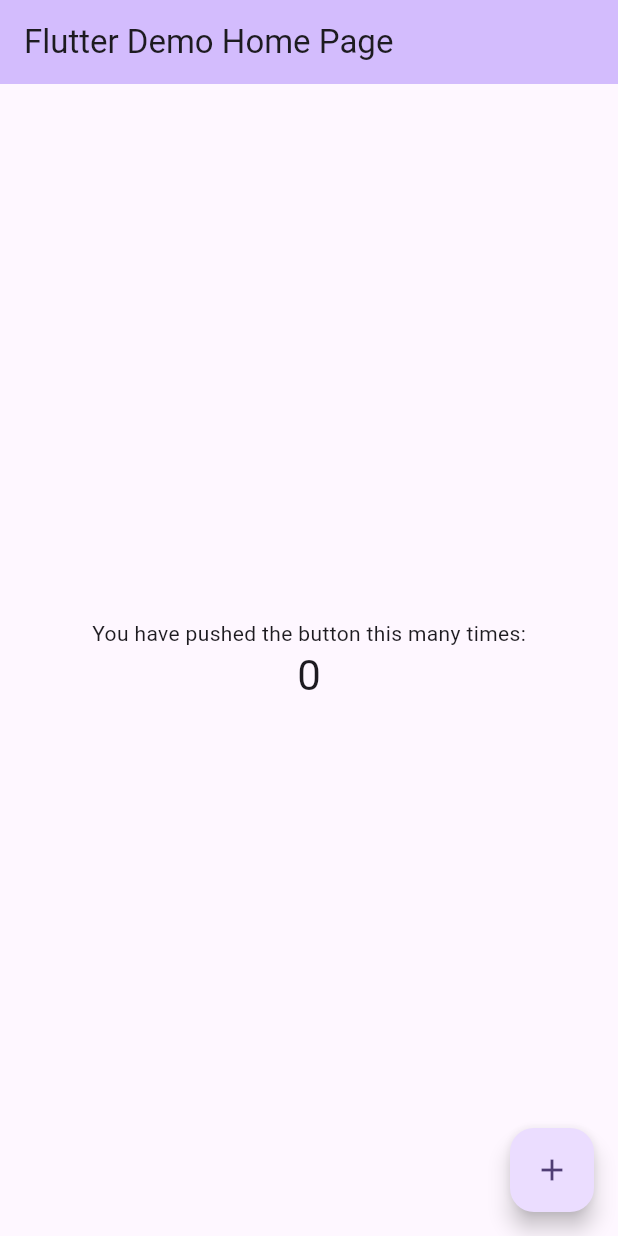
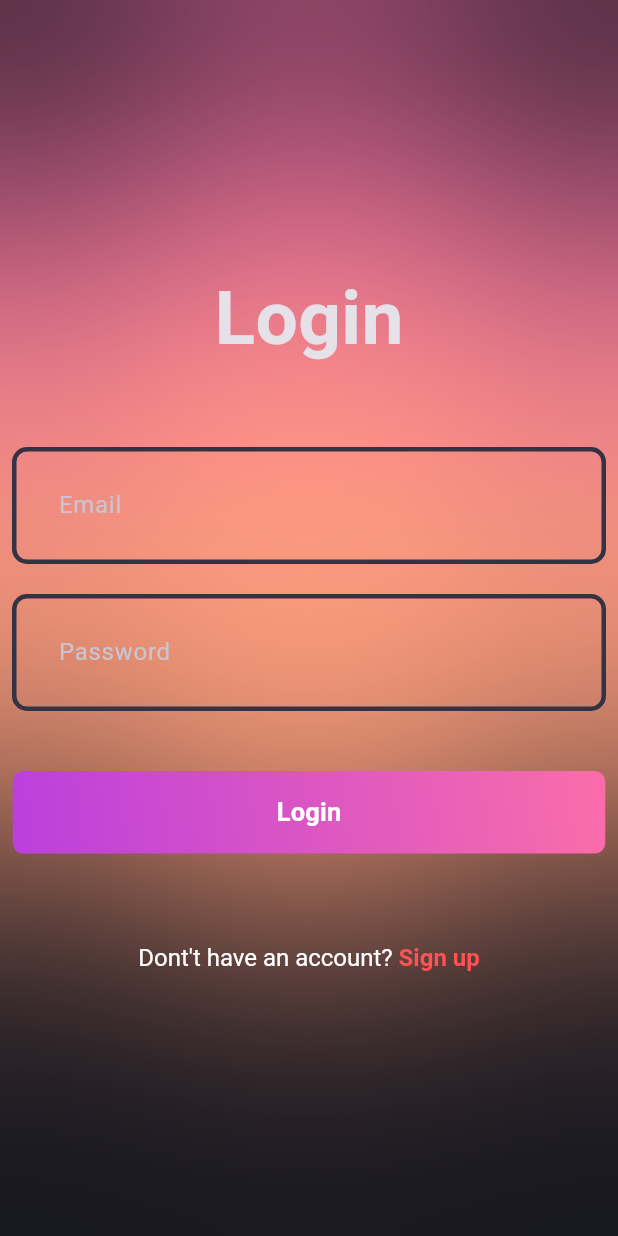
Before and after one commit to Arjun6112/articles_app, a Flutter app: the screen it shows after launch, on a phone screen of 412 x 824 dp. Run offline on Flutter 3.47's test engine with Material 3 defaults, Android fonts, the phone set to English and light mode, and no system bars; our stand-ins replace flutter_bloc, fpdart, supabase_flutter; accounts and stored records are empty.

Commit message:
Login Works. Now working on dependency injection

```diff
--- /dev/null
+++ b/lib/core/error/exceptions.dart
@@ -0,0 +1,5 @@
+class ServerException implements Exception {
+  final String message;
+
+  ServerException({this.message = 'Server Error'});
+}
--- /dev/null
+++ b/lib/core/error/failures.dart
@@ -0,0 +1,5 @@
+class Failure {
+  final String message;
+
+  Failure([this.message = "Error Occurred!"]);
+}
--- /dev/null
+++ b/lib/core/theme/app_pallete.dart
@@ -0,0 +1,13 @@
+import 'package:flutter/material.dart';
+
+class AppPallete {
+  static const Color backgroundColor = Color.fromRGBO(24, 24, 32, 1);
+  static const Color gradient1 = Color.fromRGBO(187, 63, 221, 1);
+  static const Color gradient2 = Color.fromRGBO(251, 109, 169, 1);
+  static const Color gradient3 = Color.fromRGBO(255, 159, 124, 1);
+  static const Color borderColor = Color.fromRGBO(52, 51, 67, 1);
+  static const Color whiteColor = Colors.white;
+  static const Color greyColor = Colors.grey;
+  static const Color errorColor = Colors.redAccent;
+  static const Color transparentColor = Colors.transparent;
+}
--- /dev/null
+++ b/lib/core/theme/blur_animated_background.dart
@@ -0,0 +1,53 @@
+import 'dart:ui';
+
+import 'package:articles_app/core/theme/app_pallete.dart';
+import 'package:flutter/material.dart';
+
+class BlurAnimationBG extends StatefulWidget {
+  const BlurAnimationBG({super.key});
+
+  @override
+  State<BlurAnimationBG> createState() => _BlurAnimationBGState();
+}
+
+class _BlurAnimationBGState extends State<BlurAnimationBG> {
+  @override
+  Widget build(BuildContext context) {
+    return Stack(children: [
+      Align(
+          alignment: Alignment.topRight,
+          child: colorBox(Colors.transparent, AppPallete.gradient2)),
+      Align(
+          alignment: Alignment.center,
+          child: colorBox(AppPallete.gradient2, AppPallete.gradient3)),
+      Align(
+          alignment: Alignment.bottomCenter,
+          child: colorBox(AppPallete.gradient3, Colors.transparent)),
+      BackdropFilter(
+          filter: ImageFilter.blur(sigmaX: 100, sigmaY: 100),
+          child: Container(color: Colors.transparent)),
+    ]);
+  }
+}
+
+Widget colorBox(Color color1, Color color2) {
+  return TweenAnimationBuilder(
+    tween: ColorTween(
+      begin: color1,
+      end: color2,
+    ),
+    duration: const Duration(seconds: 3),
+    builder: (context, color, child) {
+      return Stack(children: [
+        Container(
+          height: 500,
+          width: 500,
+          decoration: BoxDecoration(
+            shape: BoxShape.circle,
+            color: color,
+          ),
+        ),
+      ]);
+    },
+  );
+}
--- /dev/null
+++ b/lib/core/theme/theme.dart
@@ -0,0 +1,31 @@
+import 'package:articles_app/core/theme/app_pallete.dart';
+import 'package:flutter/material.dart';
+
+class AppTheme {
+  static _border([Color color = AppPallete.borderColor]) => OutlineInputBorder(
+        borderSide: BorderSide(
+          color: color,
+          width: 3,
+        ),
+        borderRadius: BorderRadius.circular(10),
+      );
+  static final darkThemeMode = ThemeData.dark().copyWith(
+    scaffoldBackgroundColor: AppPallete.backgroundColor,
+    appBarTheme: const AppBarTheme(
+      backgroundColor: AppPallete.backgroundColor,
+    ),
+    chipTheme: const ChipThemeData(
+      color: MaterialStatePropertyAll(
+        AppPallete.backgroundColor,
+      ),
+      side: BorderSide.none,
+    ),
+    inputDecorationTheme: InputDecorationTheme(
+      contentPadding: const EdgeInsets.all(27),
+      border: _border(),
+      enabledBorder: _border(),
+      focusedBorder: _border(AppPallete.gradient2),
+      errorBorder: _border(AppPallete.errorColor),
+    ),
+  );
+}
--- /dev/null
+++ b/lib/core/usecase/usecase.dart
@@ -0,0 +1,6 @@
+import 'package:articles_app/core/error/failures.dart';
+import 'package:fpdart/fpdart.dart';
+
+abstract interface class Usecase<SuccessType,Params> {
+  Future<Either<Failure, SuccessType>> call(Params params);
+}
--- /dev/null
+++ b/lib/features/auth/data/datasources/auth_remote_data_source.dart
@@ -0,0 +1,46 @@
+import 'package:articles_app/core/error/exceptions.dart';
+import 'package:supabase_flutter/supabase_flutter.dart';
+
+abstract interface class AuthRemoteDataSource {
+  Future<String> signUpwithEmailandPassword({
+    required String email,
+    required String password,
+    required String name,
+  });
+
+  Future<String> loginWithemailandPassword({
+    required String email,
+    required String password,
+  });
+}
+
+class AuthRemoteDataSourceImpl implements AuthRemoteDataSource {
+  final SupabaseClient supabaseClient;
+
+  AuthRemoteDataSourceImpl(this.supabaseClient);
+
+  @override
+  Future<String> loginWithemailandPassword(
+      {required String email, required String password}) {
+    throw UnimplementedError();
+  }
+
+  @override
+  Future<String> signUpwithEmailandPassword(
+      {required String email,
+      required String password,
+      required String name}) async {
+    try {
+      final response = await supabaseClient.auth
+          .signUp(email: email, password: password, data: {'name': name});
+
+      if (response.user == null) {
+        throw ServerException(message: "User not created");
+      }
+      return response.user!.id;
+    } catch (e) {
+      print(e.toString());
+      throw ServerException(message: e.toString());
+    }
+  }
+}
--- /dev/null
+++ b/lib/features/auth/domain/repository/auth_repository.dart
@@ -0,0 +1,15 @@
+import 'package:articles_app/core/error/failures.dart';
+import 'package:fpdart/fpdart.dart';
+
+abstract interface class AuthRepository {
+  Future<Either<Failure, String>> signUpwithEmailandPassword({
+    required String email,
+    required String password,
+    required String name,
+  });
+
+  Future<Either<Failure, String>> loginWithemailandPassword({
+    required String email,
+    required String password,
+  });
+}
--- /dev/null
+++ b/lib/features/auth/domain/usecases/user_signup.dart
@@ -0,0 +1,24 @@
+import 'package:fpdart/fpdart.dart';
+
+import 'package:articles_app/core/error/failures.dart';
+import 'package:articles_app/core/usecase/usecase.dart';
+import 'package:articles_app/features/auth/domain/repository/auth_repository.dart';
+
+class UserSignup implements Usecase<String, UserSignUpParams> {
+  final AuthRepository authRepository;
+  const UserSignup(this.authRepository);
+  @override
+  Future<Either<Failure, String>> call(UserSignUpParams params) async {
+    return await authRepository.signUpwithEmailandPassword(
+        email: params.email, password: params.password, name: params.name);
+  }
+}
+
+class UserSignUpParams {
+  final String email;
+  final String password;
+  final String name;
+
+  UserSignUpParams(
+      {required this.email, required this.password, required this.name});
+}
--- /dev/null
+++ b/lib/features/auth/presentation/bloc/auth_event.dart
@@ -0,0 +1,12 @@
+part of 'auth_bloc.dart';
+
+@immutable
+sealed class AuthEvent {}
+
+final class AuthSignup extends AuthEvent {
+  final String email;
+  final String password;
+  final String name;
+
+  AuthSignup({required this.email, required this.password, required this.name});
+}
--- /dev/null
+++ b/lib/features/auth/presentation/pages/login_page.dart
@@ -0,0 +1,82 @@
+import 'package:articles_app/core/theme/app_pallete.dart';
+import 'package:articles_app/core/theme/blur_animated_background.dart';
+import 'package:articles_app/features/auth/presentation/pages/signup_page.dart';
+import 'package:articles_app/features/auth/presentation/widgets/auth_field.dart';
+import 'package:articles_app/features/auth/presentation/widgets/auth_gradient_button.dart';
+import 'package:flutter/material.dart';
+
+class LoginPage extends StatefulWidget {
+  const LoginPage({super.key});
+
+  @override
+  State<LoginPage> createState() => _LoginPageState();
+}
+
+class _LoginPageState extends State<LoginPage> {
+  final TextEditingController _emailController = TextEditingController();
+  final TextEditingController _passwordController = TextEditingController();
+  final formKey = GlobalKey<FormState>();
+  @override
+  Widget build(BuildContext context) {
+    return Scaffold(
+      body: Stack(
+        children: [
+          const BlurAnimationBG(),
+          Padding(
+            padding: const EdgeInsets.all(8.0),
+            child: Form(
+              key: formKey,
+              child: Center(
+                child: SingleChildScrollView(
+                  scrollDirection: Axis.vertical,
+                  child: Column(
+                    mainAxisAlignment: MainAxisAlignment.center,
+                    children: [
+                      const Text(
+                        'Login',
+                        style: TextStyle(
+                            fontSize: 50, fontWeight: FontWeight.bold),
+                      ),
+                      const SizedBox(height: 50),
+                      AuthField(
+                        hintText: "Email",
+                        controller: _emailController,
+                      ),
+                      const SizedBox(height: 20),
+                      AuthField(
+                        hintText: "Password",
+                        controller: _passwordController,
+                        isObscureText: true,
+                      ),
+                      const SizedBox(height: 40),
+                      AuthGradientButton(buttonText: "Login", onPressed: () {}),
+                      const SizedBox(height: 60),
+                      GestureDetector(
+                        onTap: () =>
+                            Navigator.push(context, SignupPage.route()),
+                        child: RichText(
+                            text: const TextSpan(children: [
+                          TextSpan(
+                              text: "Dont't have an account? ",
+                              style: TextStyle(fontSize: 16)),
+                          TextSpan(
+                            text: "Sign up",
+                            style: TextStyle(
+                              fontSize: 16,
+                              color: AppPallete.errorColor,
+                              fontWeight: FontWeight.bold,
+                            ),
+                          )
+                        ])),
+                      )
+                    ],
+                  ),
+                ),
+              ),
+            ),
+          ),
+        ],
+      ),
+    );
+  }
+}
--- /dev/null
+++ b/lib/features/auth/presentation/widgets/auth_field.dart
@@ -0,0 +1,30 @@
+import 'package:flutter/material.dart';
+
+class AuthField extends StatelessWidget {
+  final String hintText;
+  final TextEditingController controller;
+  final bool isObscureText;
+  const AuthField({
+    super.key,
+    required this.hintText,
+    required this.controller,
+    this.isObscureText = false,
+  });
+
+  @override
+  Widget build(BuildContext context) {
+    return TextFormField(
+      controller: controller,
+      decoration: InputDecoration(
+        hintText: hintText,
+      ),
+      validator: (value) {
+        if (value!.isEmpty) {
+          return "$hintText is missing!";
+        }
+        return null;
+      },
+      obscureText: isObscureText,
+    );
+  }
+}
--- /dev/null
+++ b/lib/features/auth/presentation/widgets/auth_gradient_button.dart
@@ -0,0 +1,46 @@
+import 'package:articles_app/core/theme/app_pallete.dart';
+import 'package:flutter/material.dart';
+
+class AuthGradientButton extends StatelessWidget {
+  final String buttonText;
+  final VoidCallback onPressed;
+  const AuthGradientButton({
+    super.key,
+    required this.buttonText,
+    required this.onPressed,
+  });
+
+  @override
+  Widget build(BuildContext context) {
+    return Container(
+      decoration: BoxDecoration(
+        gradient: const LinearGradient(
+          colors: [
+            AppPallete.gradient1,
+            AppPallete.gradient2,
+            // AppPallete.gradient3,
+          ],
+          begin: Alignment.bottomLeft,
+          end: Alignment.topRight,
+        ),
+        borderRadius: BorderRadius.circular(7),
+      ),
+      child: ElevatedButton(
+        onPressed: onPressed,
+        style: ElevatedButton.styleFrom(
+          fixedSize: const Size(395, 55),
+          backgroundColor: AppPallete.transparentColor,
+          shadowColor: AppPallete.transparentColor,
+        ),
+        child: Text(
+          buttonText,
+          style: const TextStyle(
+            fontSize: 17,
+            color: Colors.white,
+            fontWeight: FontWeight.w600,
+          ),
+        ),
+      ),
+    );
+  }
+}
--- a/lib/main.dart
+++ b/lib/main.dart
@@ -1,7 +1,29 @@
+import 'package:articles_app/core/error/app_secrets.dart';
+import 'package:articles_app/core/theme/theme.dart';
+import 'package:articles_app/features/auth/data/datasources/auth_remote_data_source.dart';
+import 'package:articles_app/features/auth/data/repositories/auth_repository_impl.dart';
+import 'package:articles_app/features/auth/domain/usecases/user_signup.dart';
+import 'package:articles_app/features/auth/presentation/bloc/auth_bloc.dart';
+import 'package:articles_app/features/auth/presentation/pages/login_page.dart';
 import 'package:flutter/material.dart';
+import 'package:flutter_bloc/flutter_bloc.dart';
+import 'package:supabase_flutter/supabase_flutter.dart';
 
-void main() {
-  runApp(const MyApp());
+void main() async {
+  WidgetsFlutterBinding.ensureInitialized();
+  final supabase = await Supabase.initialize(
+      url: AppSecrets.SupabaseUrl, anonKey: AppSecrets.SupabaseAnonKey);
+
+  runApp(MultiBlocProvider(
+    providers: [
+      BlocProvider(
+        create: (_) => AuthBloc(
+            userSignup: UserSignup(
+                AuthRepositoryImpl(AuthRemoteDataSourceImpl(supabase.client)))),
+      ),
+    ],
+    child: const MyApp(),
+  ));
 }
 
 class MyApp extends StatelessWidget {
@@ -11,115 +33,10 @@ class MyApp extends StatelessWidget {
   @override
   Widget build(BuildContext context) {
     return MaterialApp(
-      title: 'Flutter Demo',
-      theme: ThemeData(
-        // This is the theme of your application.
-        //
-        // TRY THIS: Try running your application with "flutter run". You'll see
-        // the application has a purple toolbar. Then, without quitting the app,
-        // try changing the seedColor in the colorScheme below to Colors.green
-        // and then invoke "hot reload" (save your changes or press the "hot
-        // reload" button in a Flutter-supported IDE, or press "r" if you used
-        // the command line to start the app).
-        //
-        // Notice that the counter didn't reset back to zero; the application
-        // state is not lost during the reload. To reset the state, use hot
-        // restart instead.
-        //
-        // This works for code too, not just values: Most code changes can be
-        // tested with just a hot reload.
-        colorScheme: ColorScheme.fromSeed(seedColor: Colors.deepPurple),
-        useMaterial3: true,
-      ),
-      home: const MyHomePage(title: 'Flutter Demo Home Page'),
+      debugShowCheckedModeBanner: false,
+      title: 'Articulate',
+      theme: AppTheme.darkThemeMode,
+      home: const LoginPage(),
     );
   }
 }
-
-class MyHomePage extends StatefulWidget {
-  const MyHomePage({super.key, required this.title});
-
-  // This widget is the home page of your application. It is stateful, meaning
-  // that it has a State object (defined below) that contains fields that affect
-  // how it looks.
-
-  // This class is the configuration for the state. It holds the values (in this
-  // case the title) provided by the parent (in this case the App widget) and
-  // used by the build method of the State. Fields in a Widget subclass are
-  // always marked "final".
-
-  final String title;
-
-  @override
-  State<MyHomePage> createState() => _MyHomePageState();
-}
-
-class _MyHomePageState extends State<MyHomePage> {
-  int _counter = 0;
-
-  void _incrementCounter() {
-    setState(() {
-      // This call to setState tells the Flutter framework that something has
-      // changed in this State, which causes it to rerun the build method below
-      // so that the display can reflect the updated values. If we changed
-      // _counter without calling setState(), then the build method would not be
-      // called again, and so nothing would appear to happen.
-      _counter++;
-    });
-  }
-
-  @override
-  Widget build(BuildContext context) {
-    // This method is rerun every time setState is called, for instance as done
-    // by the _incrementCounter method above.
-    //
-    // The Flutter framework has been optimized to make rerunning build methods
-    // fast, so that you can just rebuild anything that needs updating rather
-    // than having to individually change instances of widgets.
-    return Scaffold(
-      appBar: AppBar(
-        // TRY THIS: Try changing the color here to a specific color (to
-        // Colors.amber, perhaps?) and trigger a hot reload to see the AppBar
-        // change color while the other colors stay the same.
-        backgroundColor: Theme.of(context).colorScheme.inversePrimary,
-        // Here we take the value from the MyHomePage object that was created by
-        // the App.build method, and use it to set our appbar title.
-        title: Text(widget.title),
-      ),
-      body: Center(
-        // Center is a layout widget. It takes a single child and positions it
-        // in the middle of the parent.
-        child: Column(
-          // Column is also a layout widget. It takes a list of children and
-          // arranges them vertically. By default, it sizes itself to fit its
-          // children horizontally, and tries to be as tall as its parent.
-          //
-          // Column has various properties to control how it sizes itself and
-          // how it positions its children. Here we use mainAxisAlignment to
-          // center the children vertically; the main axis here is the vertical
-          // axis because Columns are vertical (the cross axis would be
-          // horizontal).
-          //
-          // TRY THIS: Invoke "debug painting" (choose the "Toggle Debug Paint"
-          // action in the IDE, or press "p" in the console), to see the
-          // wireframe for each widget.
-          mainAxisAlignment: MainAxisAlignment.center,
-          children: <Widget>[
-            const Text(
-              'You have pushed the button this many times:',
-            ),
-            Text(
-              '$_counter',
-              style: Theme.of(context).textTheme.headlineMedium,
-            ),
-          ],
-        ),
-      ),
-      floatingActionButton: FloatingActionButton(
-        onPressed: _incrementCounter,
-        tooltip: 'Increment',
-        child: const Icon(Icons.add),
-      ), // This trailing comma makes auto-formatting nicer for build methods.
-    );
-  }
-}
```
Also changed, not shown: lib/core/error/app_secrets.dart (added, +7 -0 lines), lib/features/auth/data/repositories/auth_repository_impl.dart (added, +33 -0 lines), lib/features/auth/presentation/bloc/auth_bloc.dart (added, +26 -0 lines), lib/features/auth/presentation/bloc/auth_state.dart (added, +20 -0 lines), lib/features/auth/presentation/pages/signup_page.dart (added, +114 -0 lines), pubspec.yaml (+5 -17 lines), pubspec.lock, 6 other files.
